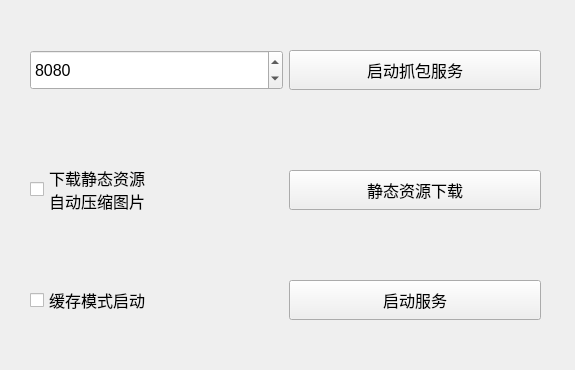
Before: the Qt Designer form qt_ui/mian_window.ui in ShenWei-HopeNoBug/mock-api-server, drawn with Qt 5.
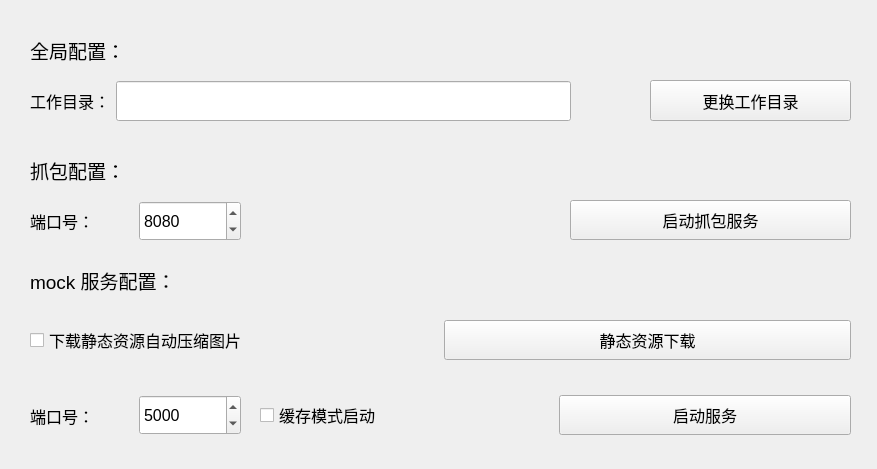
After: the same form once the commit is applied.

Commit message: 客户端界面功能模块添加，支持设置启动服务端口号，启动服务前本地占用端口检查

Patch:
```diff
--- a/qt_ui/mian_window.ui
+++ b/qt_ui/mian_window.ui
@@ -6,8 +6,8 @@
    <rect>
     <x>0</x>
     <y>0</y>
-    <width>575</width>
-    <height>370</height>
+    <width>877</width>
+    <height>469</height>
    </rect>
   </property>
   <property name="windowTitle">
@@ -16,10 +16,10 @@
   <widget class="QWidget" name="horizontalLayoutWidget">
    <property name="geometry">
     <rect>
-     <x>30</x>
-     <y>270</y>
-     <width>511</width>
-     <height>61</height>
+     <x>260</x>
+     <y>390</y>
+     <width>591</width>
+     <height>51</height>
     </rect>
    </property>
    <layout class="QHBoxLayout" name="horizontalLayout">
@@ -86,9 +86,9 @@
    <property name="geometry">
     <rect>
      <x>30</x>
-     <y>150</y>
-     <width>511</width>
-     <height>80</height>
+     <y>310</y>
+     <width>821</width>
+     <height>61</height>
     </rect>
    </property>
    <layout class="QHBoxLayout" name="horizontalLayout_2">
@@ -97,7 +97,7 @@
       <property name="minimumSize">
        <size>
         <width>0</width>
-        <height>40</height>
+        <height>48</height>
        </size>
       </property>
       <property name="font">
@@ -109,8 +109,7 @@
        <cursorShape>PointingHandCursor</cursorShape>
       </property>
       <property name="text">
-       <string>下载静态资源
-自动压缩图片</string>
+       <string>下载静态资源自动压缩图片</string>
       </property>
      </widget>
     </item>
@@ -137,16 +136,176 @@
     </item>
    </layout>
   </widget>
+  <widget class="QWidget" name="horizontalLayoutWidget_4">
+   <property name="geometry">
+    <rect>
+     <x>30</x>
+     <y>390</y>
+     <width>211</width>
+     <height>51</height>
+    </rect>
+   </property>
+   <layout class="QHBoxLayout" name="horizontalLayout_4">
+    <item>
+     <widget class="QLabel" name="label">
+      <property name="font">
+       <font>
+        <pointsize>12</pointsize>
+       </font>
+      </property>
+      <property name="text">
+       <string>端口号：</string>
+      </property>
+     </widget>
+    </item>
+    <item>
+     <widget class="QSpinBox" name="serverPortSpinBox">
+      <property name="minimumSize">
+       <size>
+        <width>0</width>
+        <height>40</height>
+       </size>
+      </property>
+      <property name="font">
+       <font>
+        <pointsize>12</pointsize>
+       </font>
+      </property>
+      <property name="minimum">
+       <number>1000</number>
+      </property>
+      <property name="maximum">
+       <number>9999</number>
+      </property>
+      <property name="value">
+       <number>5000</number>
+      </property>
+     </widget>
+    </item>
+   </layout>
+  </widget>
+  <widget class="QWidget" name="horizontalLayoutWidget_5">
+   <property name="geometry">
+    <rect>
+     <x>30</x>
+     <y>80</y>
+     <width>541</width>
+     <height>42</height>
+    </rect>
+   </property>
+   <layout class="QHBoxLayout" name="horizontalLayout_5">
+    <item>
+     <widget class="QLabel" name="label_2">
+      <property name="minimumSize">
+       <size>
+        <width>0</width>
+        <height>24</height>
+       </size>
+      </property>
+      <property name="font">
+       <font>
+        <pointsize>12</pointsize>
+       </font>
+      </property>
+      <property name="text">
+       <string>工作目录：</string>
+      </property>
+     </widget>
+    </item>
+    <item>
+     <widget class="QLineEdit" name="serverWorkDirLineEdit">
+      <property name="minimumSize">
+       <size>
+        <width>0</width>
+        <height>40</height>
+       </size>
+      </property>
+      <property name="font">
+       <font>
+        <pointsize>12</pointsize>
+       </font>
+      </property>
+     </widget>
+    </item>
+   </layout>
+  </widget>
+  <widget class="QPushButton" name="severWorkDirBrowsePushButton">
+   <property name="geometry">
+    <rect>
+     <x>650</x>
+     <y>80</y>
+     <width>201</width>
+     <height>41</height>
+    </rect>
+   </property>
+   <property name="font">
+    <font>
+     <family>Times New Roman</family>
+     <pointsize>12</pointsize>
+    </font>
+   </property>
+   <property name="cursor">
+    <cursorShape>PointingHandCursor</cursorShape>
+   </property>
+   <property name="text">
+    <string>更换工作目录</string>
+   </property>
+  </widget>
+  <widget class="QPushButton" name="catchServerButton">
+   <property name="geometry">
+    <rect>
+     <x>570</x>
+     <y>200</y>
+     <width>281</width>
+     <height>40</height>
+    </rect>
+   </property>
+   <property name="minimumSize">
+    <size>
+     <width>0</width>
+     <height>40</height>
+    </size>
+   </property>
+   <property name="font">
+    <font>
+     <pointsize>12</pointsize>
+    </font>
+   </property>
+   <property name="cursor">
+    <cursorShape>PointingHandCursor</cursorShape>
+   </property>
+   <property name="text">
+    <string>启动抓包服务</string>
+   </property>
+  </widget>
   <widget class="QWidget" name="horizontalLayoutWidget_3">
    <property name="geometry">
     <rect>
      <x>30</x>
-     <y>30</y>
-     <width>511</width>
-     <height>80</height>
+     <y>200</y>
+     <width>211</width>
+     <height>42</height>
     </rect>
    </property>
    <layout class="QHBoxLayout" name="horizontalLayout_3">
+    <item>
+     <widget class="QLabel" name="label_3">
+      <property name="minimumSize">
+       <size>
+        <width>0</width>
+        <height>40</height>
+       </size>
+      </property>
+      <property name="font">
+       <font>
+        <pointsize>12</pointsize>
+       </font>
+      </property>
+      <property name="text">
+       <string>端口号：</string>
+      </property>
+     </widget>
+    </item>
     <item>
      <widget class="QSpinBox" name="catchServerPortSpinBox">
       <property name="minimumSize">
@@ -177,29 +336,80 @@
       </property>
      </widget>
     </item>
-    <item>
-     <widget class="QPushButton" name="catchServerButton">
-      <property name="minimumSize">
-       <size>
-        <width>0</width>
-        <height>40</height>
-       </size>
-      </property>
-      <property name="font">
-       <font>
-        <pointsize>12</pointsize>
-       </font>
-      </property>
-      <property name="cursor">
-       <cursorShape>PointingHandCursor</cursorShape>
-      </property>
-      <property name="text">
-       <string>启动抓包服务</string>
-      </property>
-     </widget>
-    </item>
    </layout>
   </widget>
+  <widget class="QLabel" name="label_4">
+   <property name="geometry">
+    <rect>
+     <x>30</x>
+     <y>260</y>
+     <width>821</width>
+     <height>40</height>
+    </rect>
+   </property>
+   <property name="minimumSize">
+    <size>
+     <width>0</width>
+     <height>40</height>
+    </size>
+   </property>
+   <property name="font">
+    <font>
+     <pointsize>14</pointsize>
+    </font>
+   </property>
+   <property name="text">
+    <string>mock 服务配置：</string>
+   </property>
+  </widget>
+  <widget class="QLabel" name="label_5">
+   <property name="geometry">
+    <rect>
+     <x>30</x>
+     <y>150</y>
+     <width>821</width>
+     <height>40</height>
+    </rect>
+   </property>
+   <property name="minimumSize">
+    <size>
+     <width>0</width>
+     <height>40</height>
+    </size>
+   </property>
+   <property name="font">
+    <font>
+     <pointsize>14</pointsize>
+    </font>
+   </property>
+   <property name="text">
+    <string>抓包配置：</string>
+   </property>
+  </widget>
+  <widget class="QLabel" name="label_6">
+   <property name="geometry">
+    <rect>
+     <x>30</x>
+     <y>30</y>
+     <width>821</width>
+     <height>40</height>
+    </rect>
+   </property>
+   <property name="minimumSize">
+    <size>
+     <width>0</width>
+     <height>40</height>
+    </size>
+   </property>
+   <property name="font">
+    <font>
+     <pointsize>14</pointsize>
+    </font>
+   </property>
+   <property name="text">
+    <string>全局配置：</string>
+   </property>
+  </widget>
  </widget>
  <resources/>
  <connections/>
```
The commit also changes 4 other files.
